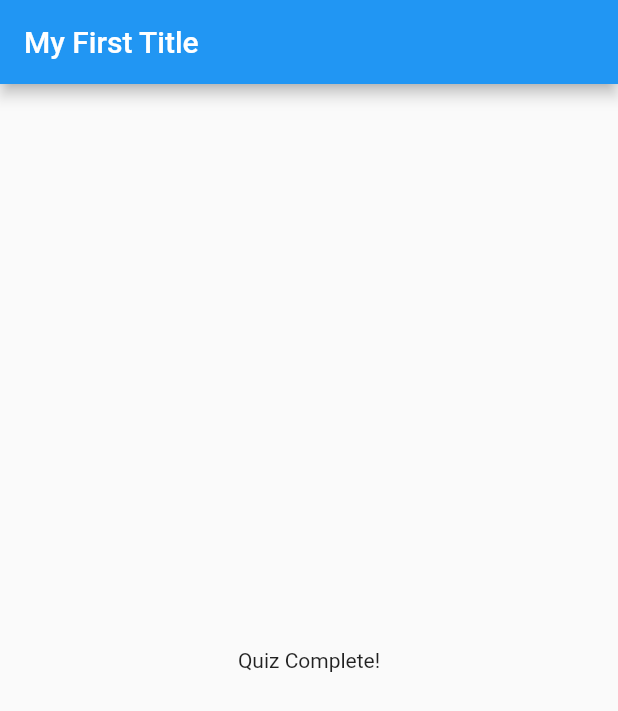
After one commit to GannonDetroit/basic-flutter-app, a Flutter app: the screen it shows after launch, after a tap on "Asuna", after a tap on "Deku", after a tap on "Bleach", on a phone screen of 412 x 824 dp. The commit adds this screen. Shown: the top 711 px of the screen. Run offline on Flutter 3.47's test engine with Material 2 defaults, Android fonts, the phone set to English and light mode, and no system bars.

Commit message:
broke up code into more widget files for cleaner code

```diff
--- a/lib/main.dart
+++ b/lib/main.dart
@@ -1,6 +1,6 @@
 import 'package:flutter/material.dart';
-import './question.dart';
-import './answer.dart';
+import './quiz.dart';
+import './result.dart';
 
 void main() {
   //runApp is a function from material.dart that runs your app by drawing up the widget tree. don't forget to invoke with ().
@@ -64,20 +64,13 @@ class _MyAppState extends State<MyApp> {
           ),
           //example of use of trenary expression in UI.
           body: _questionIndex < questions.length
-              ? Column(
-                  children: [
-                    //didn't give me an error but if it did, doing: questions[_questionIndex]['questionText'] as String : will fix it, this is due to Null Safety from Dart 2.12
-                    Question(questions[_questionIndex]['questionText']),
-                    //the spread operator ... is used so I don't have this list in a list, but instead of the values of the list to a list, avoids nesting lists and errors that flutter would throw if I did that.
-                    ...(questions[_questionIndex]['answers'] as List<String>)
-                        .map((answer) {
-                      return Answer(answerQuestion, answer);
-                    }).toList()
-                  ],
+              ? Quiz(
+                  //using named functions just for exercise.
+                  answerQuestion: answerQuestion,
+                  questionIndex: _questionIndex,
+                  questions: questions,
                 )
-              : Center(
-                  child: Text('Quiz Complete!'),
-                )),
+              : Result()),
     );
   }
 }
--- /dev/null
+++ b/lib/quiz.dart
@@ -0,0 +1,30 @@
+import 'package:flutter/material.dart';
+import './answer.dart';
+import './question.dart';
+
+class Quiz extends StatelessWidget {
+  //you can see waht these types are from main.dart by hovering over the variable there.
+  final List<Map<String, Object>> questions;
+  final int questionIndex;
+  final VoidCallback answerQuestion;
+
+//chosing to make this a named parameters just for pracitce and making them required too. if there was an error.. remove the @ and just do required.
+  Quiz(
+      {@required this.questions,
+      @required this.answerQuestion,
+      @required this.questionIndex});
+
+  @override
+  Widget build(BuildContext context) {
+    return Column(
+      children: [
+        //didn't give me an error but if it did, doing: questions[_questionIndex]['questionText'] as String : will fix it, this is due to Null Safety from Dart 2.12
+        Question(questions[questionIndex]['questionText']),
+        //the spread operator ... is used so I don't have this list in a list, but instead of the values of the list to a list, avoids nesting lists and errors that flutter would throw if I did that.
+        ...(questions[questionIndex]['answers'] as List<String>).map((answer) {
+          return Answer(answerQuestion, answer);
+        }).toList()
+      ],
+    );
+  }
+}
--- /dev/null
+++ b/lib/result.dart
@@ -0,0 +1,10 @@
+import 'package:flutter/material.dart';
+
+class Result extends StatelessWidget {
+  @override
+  Widget build(BuildContext context) {
+    return Center(
+      child: Text('Quiz Complete!'),
+    );
+  }
+}
```
